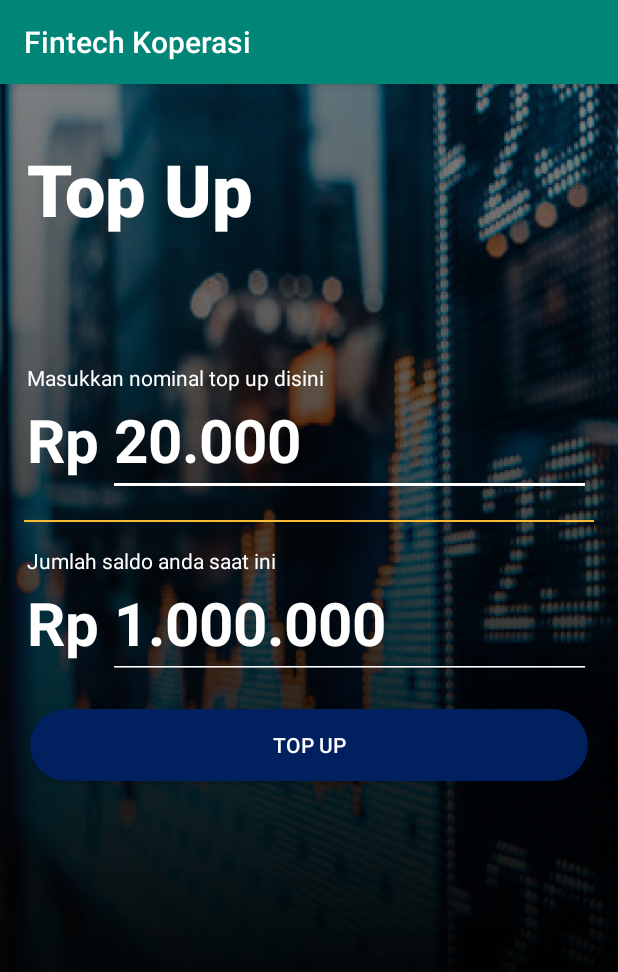
After one commit to kelompok-progmob/fintech, an Android app: the TopUpActivity screen opened directly, with no data from a screen before it, on a phone screen of 412 x 824 dp. The commit adds this screen. Shown: the top 972 px of the screen. Run offline under Robolectric (Android 15) with nearby library versions, the phone set to English and light mode, and no system bars.

Commit message:
Layout TopUp

```diff
--- a/app/src/main/AndroidManifest.xml
+++ b/app/src/main/AndroidManifest.xml
@@ -9,7 +9,10 @@
         android:roundIcon="@mipmap/ic_launcher_round"
         android:supportsRtl="true"
         android:theme="@style/AppTheme">
-        <activity android:name=".MerchantActivity"></activity>
+        <activity android:name=".TopUpActivity">
+
+        </activity>
+        <activity android:name=".MerchantActivity" />
         <activity android:name=".MainActivity">
             <intent-filter>
                 <action android:name="android.intent.action.MAIN" />
--- /dev/null
+++ b/app/src/main/java/com/tyga/fintech/TopUpActivity.java
@@ -0,0 +1,14 @@
+package com.tyga.fintech;
+
+import androidx.appcompat.app.AppCompatActivity;
+
+import android.os.Bundle;
+
+public class TopUpActivity extends AppCompatActivity {
+
+    @Override
+    protected void onCreate(Bundle savedInstanceState) {
+        super.onCreate(savedInstanceState);
+        setContentView(R.layout.activity_top_up);
+    }
+}
--- /dev/null
+++ b/app/src/main/res/drawable/shapping_button.xml
@@ -0,0 +1,13 @@
+<?xml version="1.0" encoding="utf-8"?>
+<shape xmlns:android="http://schemas.android.com/apk/res/android"
+    >
+    <corners
+        android:bottomLeftRadius="30dp"
+        android:bottomRightRadius="30dp"
+        android:radius="40dp"
+        android:topLeftRadius="30dp"
+        android:topRightRadius="30dp"/>
+    <solid
+        android:color="#002060"/>
+
+</shape>
--- /dev/null
+++ b/app/src/main/res/layout/activity_top_up.xml
@@ -0,0 +1,167 @@
+<?xml version="1.0" encoding="utf-8"?>
+<androidx.constraintlayout.widget.ConstraintLayout xmlns:android="http://schemas.android.com/apk/res/android"
+    xmlns:app="http://schemas.android.com/apk/res-auto"
+    xmlns:tools="http://schemas.android.com/tools"
+    android:layout_width="match_parent"
+    android:layout_height="match_parent"
+    tools:context=".TopUpActivity">
+
+    <RelativeLayout
+        android:layout_width="match_parent"
+        android:layout_height="wrap_content"
+        app:layout_constraintEnd_toEndOf="parent"
+        app:layout_constraintStart_toStartOf="parent"
+        app:layout_constraintTop_toTopOf="parent">
+
+        <View
+            android:id="@+id/view"
+            android:layout_width="match_parent"
+            android:layout_height="wrap_content"
+            android:layout_gravity="center"
+            android:background="@drawable/topup2"
+            android:bottomLeftRadius="200dp"
+            android:bottomRightRadius="200dp"
+            app:layout_constraintEnd_toEndOf="parent"
+            app:layout_constraintStart_toStartOf="parent"
+            app:layout_constraintTop_toTopOf="parent" />
+
+        <TextView
+            android:id="@+id/title"
+            android:layout_width="match_parent"
+            android:layout_height="wrap_content"
+            android:layout_marginLeft="18dp"
+            android:layout_marginTop="56px"
+            android:fontFamily="sans-serif-black"
+            android:text="Top Up"
+            android:textColor="@color/colorTextWhite"
+            android:textSize="48sp"
+            android:textStyle="bold"
+            app:layout_constraintEnd_toEndOf="parent"
+            app:layout_constraintStart_toStartOf="parent"
+            app:layout_constraintTop_toTopOf="parent" />
+
+        <androidx.cardview.widget.CardView
+            android:id="@+id/cdTopUp"
+            android:layout_width="match_parent"
+            android:layout_height="wrap_content"
+            android:layout_below="@id/title"
+            android:layout_marginTop="84dp"
+            app:cardBackgroundColor="#00FFFFFF"
+            app:cardCornerRadius="0dp"
+            app:cardElevation="0dp">
+
+            <TextView
+                android:id="@+id/textView"
+                android:layout_width="match_parent"
+                android:layout_height="wrap_content"
+                android:layout_marginLeft="18dp"
+                android:layout_marginRight="18dp"
+                android:textSize="14sp"
+                android:text="Masukkan nominal top up disini"
+                android:textColor="@color/colorTextWhite" />
+
+            <TextView
+                android:id="@+id/editText"
+                android:layout_width="wrap_content"
+                android:layout_height="wrap_content"
+                android:layout_marginLeft="18dp"
+                android:layout_marginRight="18dp"
+                android:layout_marginTop="24dp"
+                android:text="Rp"
+                android:textColor="@color/colorTextWhite"
+                android:textSize="40sp"
+                android:textStyle="bold" />
+
+            <EditText
+                android:id="@+id/nominalTopUp"
+                android:layout_width="wrap_content"
+                android:layout_height="wrap_content"
+                android:layout_marginLeft="72dp"
+                android:layout_marginTop="14dp"
+                android:layout_marginRight="18dp"
+                android:backgroundTint="@color/colorTextWhite"
+                android:ems="10"
+                android:inputType="number"
+                android:text="20.000"
+                android:textColor="@color/colorTextWhite"
+                android:textColorHint="@color/colorTextWhite"
+                android:textSize="40sp"
+                android:textStyle="bold" />
+        </androidx.cardview.widget.CardView>
+
+        <View
+            android:id="@+id/divider"
+            android:layout_width="match_parent"
+            android:layout_height="1dp"
+            android:layout_below="@+id/cdTopUp"
+            android:layout_marginTop="16dp"
+            android:layout_marginRight="16dp"
+            android:layout_marginLeft="16dp"
+            android:background="@android:color/holo_orange_light" />
+
+        <androidx.cardview.widget.CardView
+            android:id="@+id/cdSaldo"
+            android:layout_width="match_parent"
+            android:layout_height="wrap_content"
+            android:layout_below="@id/divider"
+            android:layout_marginTop="16dp"
+            app:cardBackgroundColor="#00FFFFFF"
+            app:cardCornerRadius="0dp"
+            app:cardElevation="0dp">
+
+            <EditText
+                android:id="@+id/saldoTopUp"
+                android:layout_width="wrap_content"
+                android:layout_height="wrap_content"
+                android:layout_marginLeft="72dp"
+                android:layout_marginTop="14dp"
+                android:layout_marginRight="18dp"
+                android:backgroundTint="@color/colorTextWhite"
+                android:ems="10"
+                android:enabled="false"
+                android:inputType="number"
+                android:text="1.000.000"
+                android:textColor="@color/colorTextWhite"
+                android:textColorHint="@color/colorTextWhite"
+                android:textSize="40sp"
+                android:textStyle="bold" />
+
+            <TextView
+                android:id="@+id/textView3"
+                android:layout_width="wrap_content"
+                android:layout_height="wrap_content"
+                android:layout_marginLeft="18dp"
+                android:layout_marginTop="24dp"
+                android:layout_marginRight="18dp"
+                android:text="Rp"
+                android:textColor="@color/colorTextWhite"
+                android:textSize="40sp"
+                android:textStyle="bold" />
+
+            <TextView
+                android:id="@+id/textView2"
+                android:layout_width="match_parent"
+                android:layout_height="wrap_content"
+                android:layout_marginLeft="18dp"
+                android:layout_marginRight="18dp"
+                android:text="Jumlah saldo anda saat ini"
+                android:textColor="@color/colorTextWhite"
+                android:textSize="14sp" />
+        </androidx.cardview.widget.CardView>
+
+        <Button
+            android:id="@+id/btnSubmit"
+            android:layout_width="match_parent"
+            android:layout_height="wrap_content"
+            android:layout_below="@id/cdSaldo"
+            android:layout_marginLeft="20dp"
+            android:layout_marginTop="20dp"
+            android:layout_marginRight="20dp"
+            android:background="@drawable/shapping_button"
+            android:text="Top up"
+            android:textColor="@color/colorTextWhite" />
+
+
+    </RelativeLayout>
+
+</androidx.constraintlayout.widget.ConstraintLayout>
--- a/app/src/main/res/values/colors.xml
+++ b/app/src/main/res/values/colors.xml
@@ -3,4 +3,5 @@
     <color name="colorPrimary">#008577</color>
     <color name="colorPrimaryDark">#00574B</color>
     <color name="colorAccent">#D81B60</color>
+    <color name="colorTextWhite">#FFFFFF</color>
 </resources>
```
Also changed, not shown: app/src/main/res/drawable/topup2.png (added).
